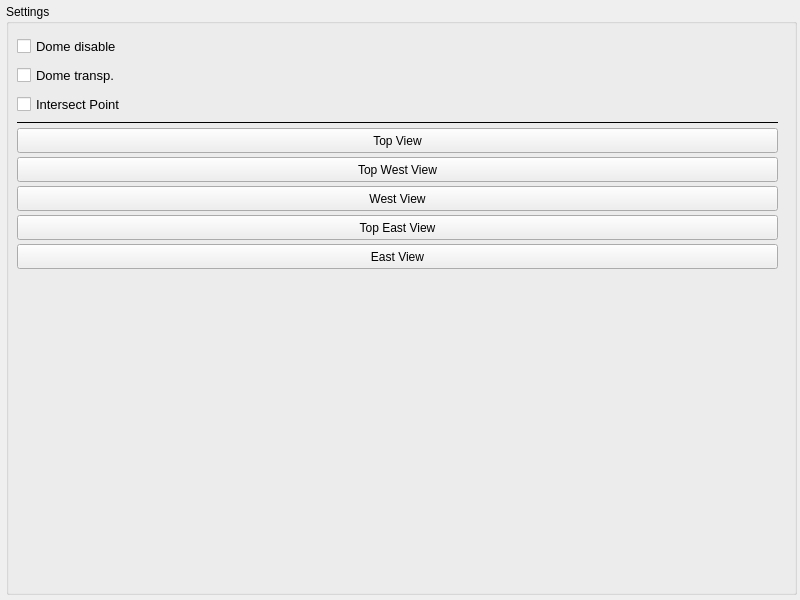
Above: mw4/gui/widgets/simulator.ui from mworion/MountWizzard4 before the change. Below: the same form after it.
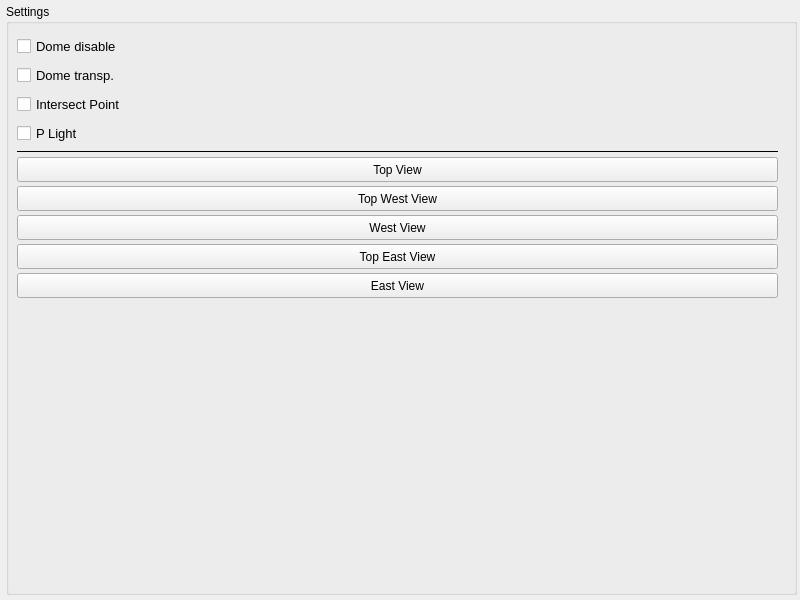
That is the form after the change.

Commit message: adding light position and playing around

```diff
--- a/mw4/gui/widgets/simulator.ui
+++ b/mw4/gui/widgets/simulator.ui
@@ -11,7 +11,7 @@
    </rect>
   </property>
   <property name="sizePolicy">
-   <sizepolicy hsizetype="Preferred" vsizetype="Preferred">
+   <sizepolicy hsizetype="Expanding" vsizetype="Expanding">
     <horstretch>0</horstretch>
     <verstretch>0</verstretch>
    </sizepolicy>
@@ -24,8 +24,8 @@
   </property>
   <property name="maximumSize">
    <size>
-    <width>1600</width>
-    <height>1200</height>
+    <width>800</width>
+    <height>600</height>
    </size>
   </property>
   <property name="sizeIncrement">
@@ -81,7 +81,7 @@
       <property name="large" stdset="0">
        <bool>true</bool>
       </property>
-      <layout class="QVBoxLayout" name="verticalLayout" stretch="0,0,0,0,0,0,0,0,0,0">
+      <layout class="QVBoxLayout" name="verticalLayout" stretch="0,0,0,0,0,0,0,0,0,0,0">
        <property name="spacing">
         <number>4</number>
        </property>
@@ -163,6 +163,24 @@
          </property>
         </widget>
        </item>
+       <item>
+        <widget class="QCheckBox" name="checkPL">
+         <property name="minimumSize">
+          <size>
+           <width>0</width>
+           <height>25</height>
+          </size>
+         </property>
+         <property name="font">
+          <font>
+           <pointsize>10</pointsize>
+          </font>
+         </property>
+         <property name="text">
+          <string>P Light</string>
+         </property>
+        </widget>
+       </item>
        <item>
         <widget class="Line" name="line">
          <property name="frameShadow">
```
Left out of the diff: 2 changed lines with no effect on the pictures. The commit also changes 1 other file.
